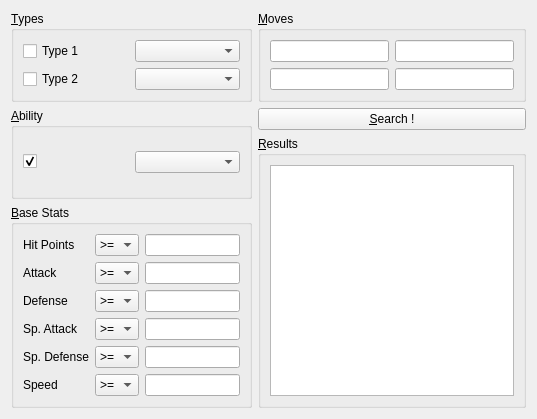
Before: the Qt Designer form src/libraries/TeambuilderLibrary/advancedsearch.ui in po-devs/pokemon-online, drawn with Qt 5.
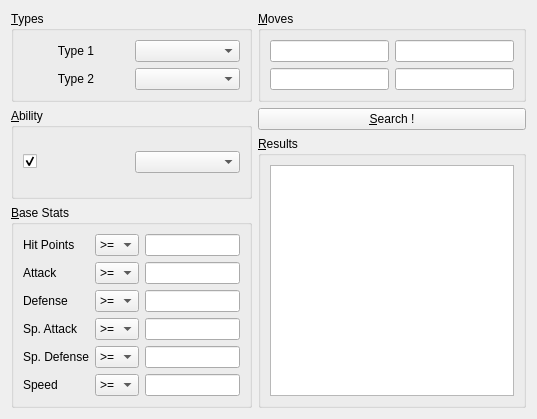
After: the same form once the commit is applied.

Commit message: Improve Advanced Search Type Selection

```diff
--- a/src/libraries/TeambuilderLibrary/advancedsearch.ui
+++ b/src/libraries/TeambuilderLibrary/advancedsearch.ui
@@ -29,16 +29,16 @@
          <widget class="QComboBox" name="type2"/>
         </item>
         <item row="0" column="0">
-         <widget class="QCheckBox" name="useType1">
+         <widget class="QLabel" name="label">
           <property name="text">
-           <string>Type 1</string>
+           <string>&lt;html&gt;&lt;head/&gt;&lt;body&gt;&lt;p align=&quot;center&quot;&gt;Type 1&lt;/p&gt;&lt;/body&gt;&lt;/html&gt;</string>
           </property>
          </widget>
         </item>
         <item row="1" column="0">
-         <widget class="QCheckBox" name="useType2">
+         <widget class="QLabel" name="label_2">
           <property name="text">
-           <string>Type 2</string>
+           <string>&lt;html&gt;&lt;head/&gt;&lt;body&gt;&lt;p align=&quot;center&quot;&gt;Type 2&lt;/p&gt;&lt;/body&gt;&lt;/html&gt;</string>
           </property>
          </widget>
         </item>
```
Left out of the diff: 6 changed lines with no effect on the pictures. The commit also changes 1 other file.
